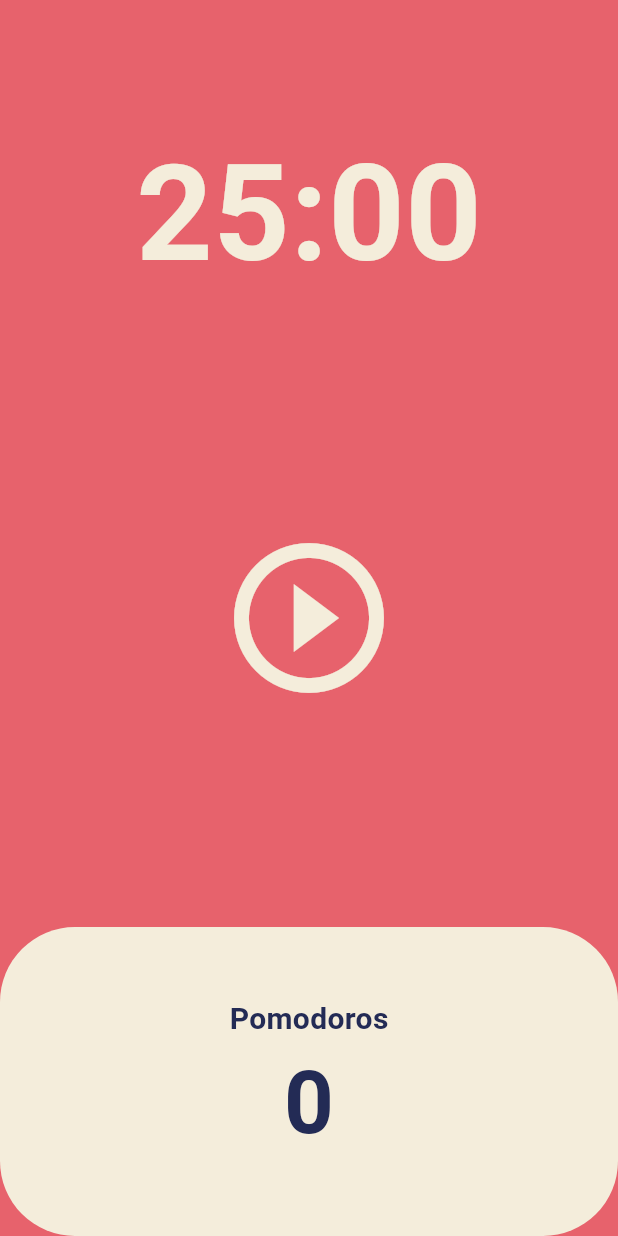
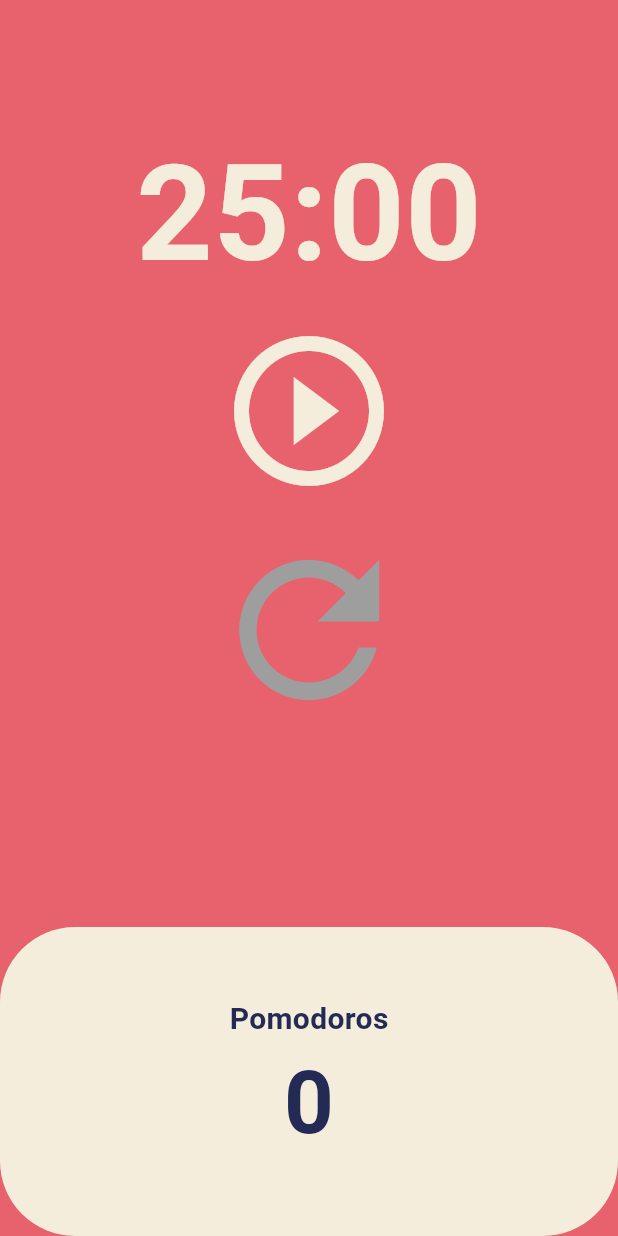
Before and after one commit to codejay2018/nomad_coder_pomodoro, a Flutter app: the screen it shows after launch, on a phone screen of 412 x 824 dp. Run offline on Flutter 3.47's test engine with Material 3 defaults, Android fonts, the phone set to English and light mode, and no system bars.

```diff
--- a/lib/screens/home_screen.dart
+++ b/lib/screens/home_screen.dart
@@ -43,6 +43,17 @@ class _HomeScreenState extends State<HomeScreen> {
     });
   }
 
+  void onResetPressed() {
+    if (isRunning) {
+      setState(() {
+        timer?.cancel();
+        isRunning = false;
+        totalPomodoros = 0;
+        totalSeconds = GOAL_SECONDS;
+      });
+    }
+  }
+
   String getFormattedTotalSeconds() {
     var dur = Duration(seconds: totalSeconds);
     var withOut = dur.toString().split('.').first;
@@ -79,7 +90,9 @@ class _HomeScreenState extends State<HomeScreen> {
           Flexible(
             flex: 2,
             child: Center(
-              child: IconButton(
+              child: Column(
+                children: [
+                  IconButton(
                     onPressed: isRunning ? onPausePressed : onStartPressed,
                     icon: Icon(
                       isRunning
@@ -88,6 +101,16 @@ class _HomeScreenState extends State<HomeScreen> {
                     ),
                     iconSize: 120,
                     color: Theme.of(context).cardColor,
+                  ),
+                  IconButton(
+                    onPressed: onResetPressed,
+                    icon: Icon(Icons.refresh_outlined),
+                    iconSize: 140,
+                    color: isRunning
+                        ? Theme.of(context).cardColor
+                        : Colors.grey,
+                  ),
+                ],
               ),
             ),
           ),
```
Also changed, not shown: 1 other file. Lines whose indentation alone changed are shown as unchanged.
